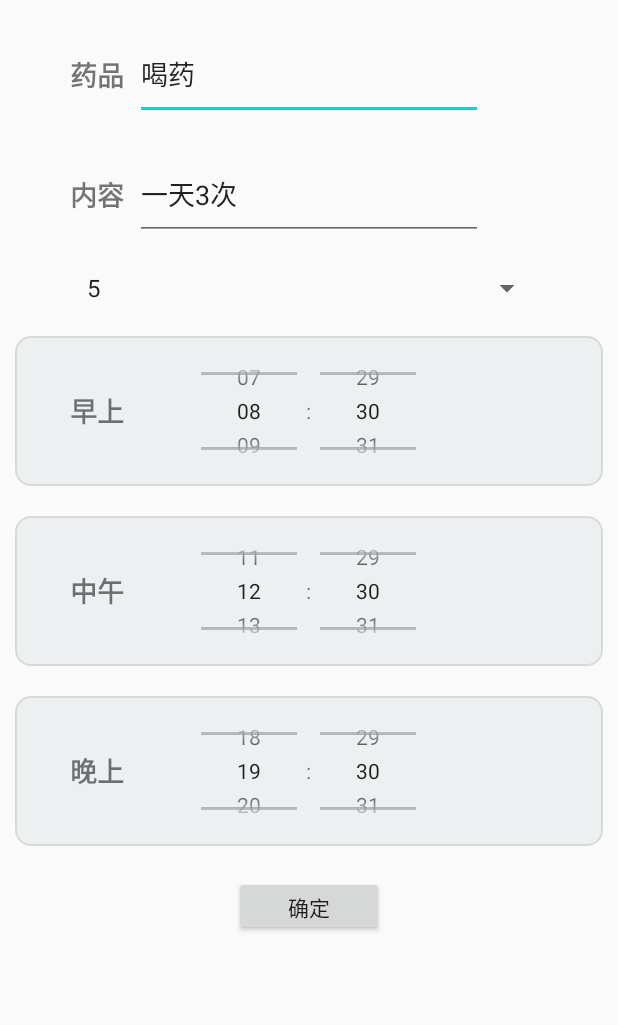
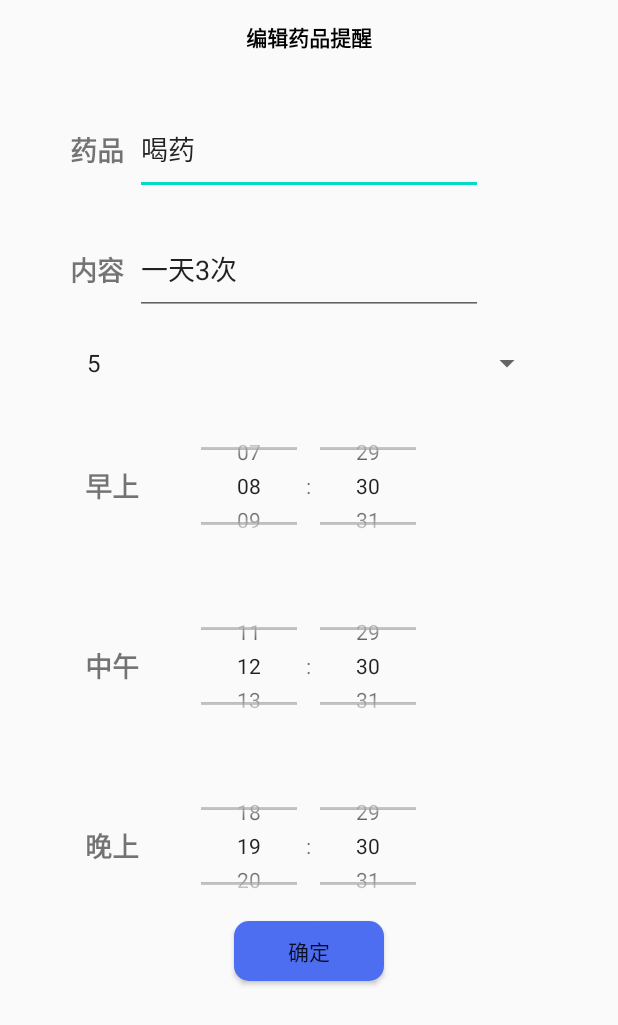
Before and after one commit to Xiangfeidetangyuan/MedicineAssistant, an Android app: the DIYInformActivity screen opened directly, with no data from a screen before it, on a phone screen of 412 x 824 dp. Shown: the top 1025 px of the screen. Run offline under Robolectric (Android 15) with nearby library versions, the phone set to English and light mode, and no system bars.

Commit message:
提醒功能界面增加页眉、页脚

```diff
--- a/app/src/main/java/org/unboxing/medicineassistant/activity/setinform/SearchMedicineActivity.java
+++ b/app/src/main/java/org/unboxing/medicineassistant/activity/setinform/SearchMedicineActivity.java
@@ -9,8 +9,10 @@ import android.view.View;
 import android.widget.Button;
 import android.widget.ListView;
 import android.widget.SearchView;
+import android.widget.Toast;
 
 
+import org.unboxing.medicineassistant.activity.interaction.ListAllActivity;
 import org.unboxing.medicineassistant.dao.MedicineDao;
 import org.unboxing.medicineassistant.R;
 import org.unboxing.medicineassistant.entity.medicine;
@@ -45,7 +47,7 @@ public class SearchMedicineActivity extends AppCompatActivity {
         me = new MedicineDao(this);
         medicinelist = me.listMedicine();
         notfindmedicine_button=(Button) findViewById(R.id.notfindmedicine_textview);
-        notfindmedicine_button.setVisibility(View.INVISIBLE);//默认隐藏
+
 
 
         ArrayList<String> li = new ArrayList<>();
@@ -74,7 +76,7 @@ public class SearchMedicineActivity extends AppCompatActivity {
                     intent.putExtra("userName",userName);
                     startActivity(intent);
                 }else{
-                    notfindmedicine_button.setVisibility(View.VISIBLE);
+                    Toast.makeText(SearchMedicineActivity.this, "当前搜索不存在", Toast.LENGTH_SHORT).show();
 
 
                 }
--- a/app/src/main/res/layout/activity_login.xml
+++ b/app/src/main/res/layout/activity_login.xml
@@ -26,6 +26,7 @@
             android:layout_height="match_parent"
             android:gravity="center"
             android:text="@string/welcome"
+            android:textColor="#3f3f3f"
             android:textSize="24sp" />
 
     </LinearLayout>
--- a/app/src/main/res/layout/activity_main_inform.xml
+++ b/app/src/main/res/layout/activity_main_inform.xml
@@ -15,6 +15,7 @@
         android:layout_centerHorizontal="true"
         android:text="用药助手"
         android:textSize="40sp"
+        android:textColor="#3f3f3f"
          />
 
     <Button
--- a/app/src/main/res/layout/activity_set_inform.xml
+++ b/app/src/main/res/layout/activity_set_inform.xml
@@ -5,7 +5,21 @@
     android:layout_width="match_parent"
     android:layout_height="match_parent"
     tools:context=".activity.setinform.SetInformActivity">
+    <RelativeLayout
+        android:id="@+id/header"
+        android:layout_width="match_parent"
+        android:layout_height="50dp"
+        android:layout_alignParentTop="true"
+        android:gravity="center">
 
+        <TextView
+            android:layout_width="wrap_content"
+            android:layout_height="wrap_content"
+            android:layout_margin="5dp"
+            android:text="编辑药品提醒"
+            android:textColor="#000"
+            android:textStyle="bold"  />
+    </RelativeLayout>
     <RelativeLayout
         android:layout_width="match_parent"
         android:layout_height="wrap_content"
@@ -78,17 +92,16 @@
         android:layout_width="match_parent"
         android:layout_height="wrap_content"
         android:layout_marginTop="20dp"
-        android:layout_marginLeft="10dp"
-        android:layout_marginRight="10dp"
-        android:background="@drawable/listtime_circle">
+        android:layout_marginLeft="30dp"
+        android:layout_marginRight="30dp"
+        >
 
         <TextView
             android:layout_width="70dp"
             android:layout_height="60dp"
-            android:layout_marginLeft="20dp"
-            android:layout_marginRight="20dp"
             android:layout_marginTop="20dp"
             android:text="早上"
+            android:layout_marginLeft="10dp"
             android:gravity="center"
             android:textSize="18sp"
             android:textStyle="bold" />
@@ -100,7 +113,6 @@
             android:layout_marginStart="140dp"
             android:layout_centerHorizontal="true"
             android:layout_marginEnd="20dp"
-
             android:scaleX="1"
             android:scaleY="1"
             android:timePickerMode="spinner" />
@@ -111,17 +123,16 @@
         android:layout_width="match_parent"
         android:layout_height="wrap_content"
         android:layout_marginTop="20dp"
-        android:layout_marginLeft="10dp"
-        android:layout_marginRight="10dp"
-        android:background="@drawable/listtime_circle"
+        android:layout_marginLeft="30dp"
+        android:layout_marginRight="30dp"
+
         >
 
         <TextView
             android:id="@+id/time_textview_2"
             android:layout_width="70dp"
             android:layout_height="60dp"
-            android:layout_marginLeft="20dp"
-            android:layout_marginRight="20dp"
+            android:layout_marginLeft="10dp"
             android:layout_marginTop="20dp"
             android:gravity="center"
             android:text="中午"
@@ -144,15 +155,14 @@
         android:layout_width="match_parent"
         android:layout_height="wrap_content"
         android:layout_marginTop="20dp"
-        android:layout_marginLeft="10dp"
-        android:layout_marginRight="10dp"
-        android:background="@drawable/listtime_circle">
+        android:layout_marginLeft="30dp"
+        android:layout_marginRight="30dp"
+       >
 
         <TextView
             android:layout_width="70dp"
             android:layout_height="60dp"
-            android:layout_marginLeft="20dp"
-            android:layout_marginRight="20dp"
+            android:layout_marginLeft="10dp"
             android:layout_marginTop="20dp"
             android:gravity="center"
             android:text="晚上"
@@ -166,7 +176,6 @@
             android:layout_marginStart="140dp"
             android:layout_centerHorizontal="true"
             android:layout_marginEnd="20dp"
-
             android:scaleX="1"
             android:scaleY="1"
             android:timePickerMode="spinner" />
@@ -177,7 +186,8 @@
         android:layout_width="100dp"
         android:layout_height="40dp"
         android:layout_gravity="center_horizontal"
-        android:layout_marginTop="20dp"
+        android:layout_marginBottom="20dp"
+        android:background="@drawable/button_style"
         android:text="确定" />
 
 
```
Also changed, not shown: app/src/main/res/layout/activity_editinform.xml (+31 -14 lines), app/src/main/res/layout/activity_infrom_list.xml (+8 -3 lines), app/src/main/res/layout/activity_search_medicine.xml (+26 -14 lines).
